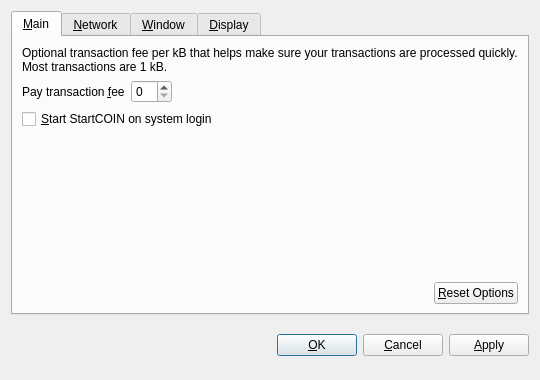
The window that src/qt/forms/optionsdialog.ui (smith7800/haxor) describes before a commit, drawn with Qt 5.
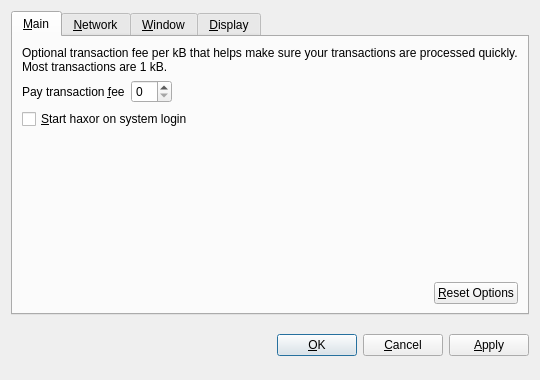
The same window after the commit. Custom widgets are drawn as their Qt base class.

The edit to the form file:
```diff
--- a/src/qt/forms/optionsdialog.ui
+++ b/src/qt/forms/optionsdialog.ui
@@ -82,7 +82,7 @@
           <string>Automatically start StartCOIN after logging in to the system.</string>
          </property>
          <property name="text">
-          <string>&amp;Start StartCOIN on system login</string>
+          <string>&amp;Start haxor on system login</string>
          </property>
         </widget>
        </item>
```
Left out of the diff: 10 changed lines with no effect on the pictures.
